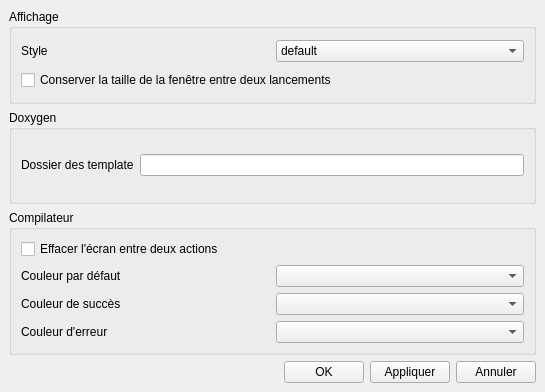
Old version of the form projects/ProjectManager/settings/settingswindow.ui in the repository darkFrancis/ProjectManager.
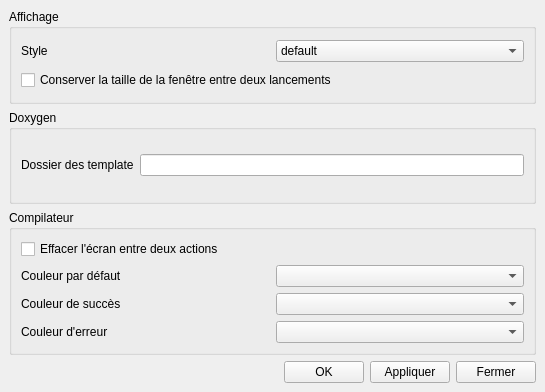
New version of the form.

Patch:
```diff
--- a/projects/ProjectManager/settings/settingswindow.ui
+++ b/projects/ProjectManager/settings/settingswindow.ui
@@ -18,7 +18,7 @@
     <item row="3" column="3">
      <widget class="QPushButton" name="pushButton_cancel">
       <property name="text">
-       <string>Annuler</string>
+       <string>Fermer</string>
       </property>
      </widget>
     </item>
```
